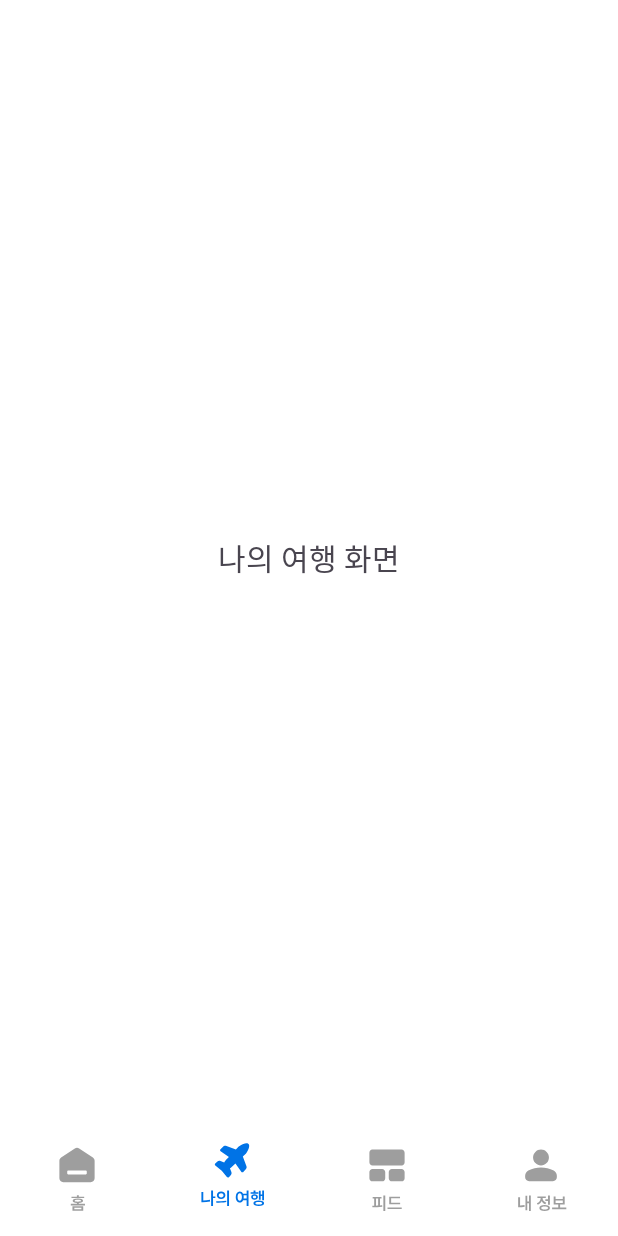
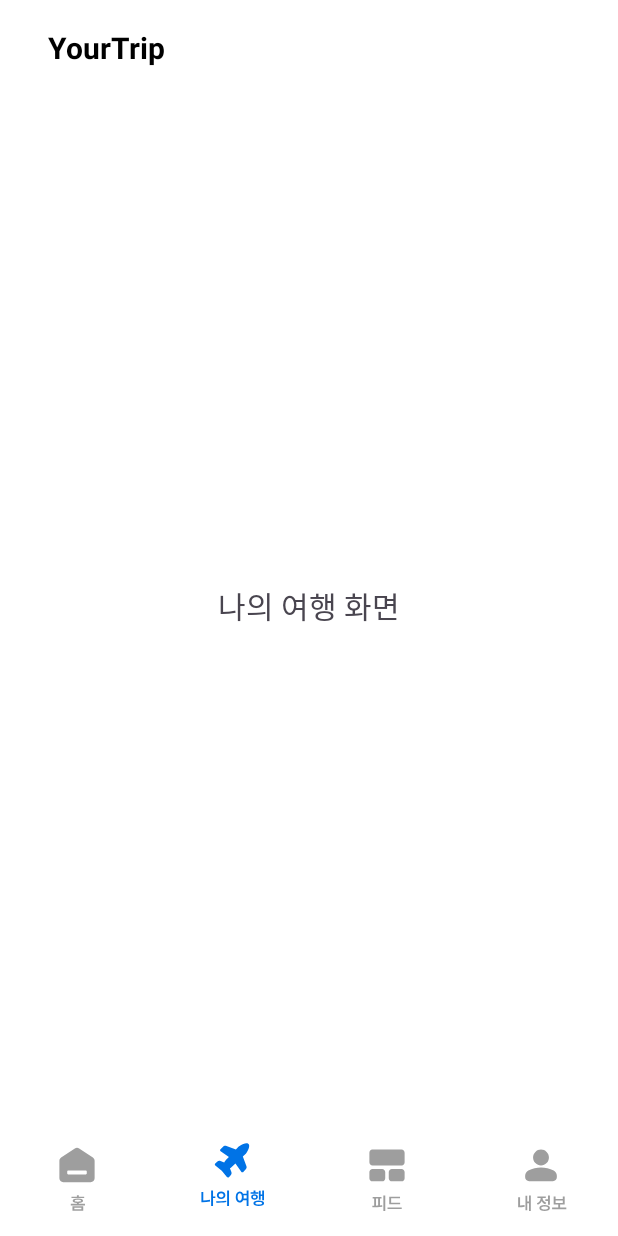
Before and after one commit to Kookmin-MoP-Yourtrip/YOURTRIP_FE, an Android app: the screen it shows after launch (MainActivity), item 2 of the bottom bar chosen, on a phone screen of 412 x 824 dp. Run offline under Robolectric (Android 15) with nearby library versions, the phone set to English and light mode, and no system bars.

```diff
--- a/app/src/main/java/com/example/yourtrip/MainActivity.java
+++ b/app/src/main/java/com/example/yourtrip/MainActivity.java
@@ -1,7 +1,10 @@
 package com.example.yourtrip;
 
 import android.os.Bundle;
+import android.view.View;
+import android.widget.LinearLayout;
 
+import androidx.activity.OnBackPressedCallback;
 import androidx.annotation.NonNull;
 import androidx.appcompat.app.AppCompatActivity;
 import androidx.fragment.app.Fragment;
@@ -10,11 +13,14 @@ import com.example.yourtrip.feed.FeedFragment;
 import com.example.yourtrip.home.HomeFragment;
 import com.example.yourtrip.mypage.MypageFragment;
 import com.example.yourtrip.mytrip.MytripFragment;
+import com.google.android.material.appbar.MaterialToolbar;
 import com.google.android.material.bottomnavigation.BottomNavigationView;
 
 
 public class MainActivity extends AppCompatActivity {
     private BottomNavigationView bottomNav;
+    private MaterialToolbar topNav;
+    private LinearLayout logoContainer;
 
     @Override
     protected void onCreate(Bundle savedInstanceState) {
@@ -22,33 +28,88 @@ public class MainActivity extends AppCompatActivity {
         setContentView(R.layout.activity_main);
 
         bottomNav = findViewById(R.id.bottomNav);
+        topNav=findViewById(R.id.topNav);
+        logoContainer = findViewById(R.id.logoContainer);
+
+        // 로고 클릭 시 홈 이동
+        logoContainer.setOnClickListener(v ->
+                bottomNav.setSelectedItemId(R.id.nav_home)
+        );
 
         // 처음 실행 시 홈화면 표시
         if (savedInstanceState == null) {
-            switchFragment(new HomeFragment());
+            switchFragment(new HomeFragment(), false);
+            showLogoBar();
         }
 
-        // 네비게이션 바 클릭 리스너
+        // 하단 네비게이션 바 클릭 리스너
         bottomNav.setOnItemSelectedListener(item -> {
             Fragment target = null;
             int id = item.getItemId();
+
             if (id == R.id.nav_home) target = new HomeFragment();
             else if (id == R.id.nav_trip) target = new MytripFragment();
             else if (id == R.id.nav_feed) target = new FeedFragment();
             else if (id == R.id.nav_my) target = new MypageFragment();
 
             if (target != null) {
-                switchFragment(target);
+                switchFragment(target, false);
+                showLogoBar(); // 탭 전환 시 항상 로고바
+                bottomNav.setVisibility(View.VISIBLE);
                 return true;
             }
             return false;
         });
+        // 🔹 상단 뒤로가기 버튼 동작
+        topNav.setNavigationOnClickListener(v -> onBackPressed());
+
+        // ✅ 새 방식의 뒤로가기 처리
+        getOnBackPressedDispatcher().addCallback(this, new OnBackPressedCallback(true) {
+            @Override
+            public void handleOnBackPressed() {
+                handleBackPress();
+            }
+        });
     }
+    /** 공통 뒤로가기 처리 */
+    private void handleBackPress() {
+        if (getSupportFragmentManager().getBackStackEntryCount() > 0) {
+            getSupportFragmentManager().popBackStack(); // 프래그먼트 뒤로가기
+        } else {
+            finish(); // 앱 종료
+        }
 
-    private void switchFragment(@NonNull Fragment fragment) {
+        // 뒤로가기로 복귀할 때 상단바·하단바 상태 복원
+        if (getSupportFragmentManager().getBackStackEntryCount() == 0) {
+            showLogoBar();
+            bottomNav.setVisibility(View.VISIBLE);
+        }
+    }
+    public void switchFragment(@NonNull Fragment fragment, boolean isSubPage) {
         getSupportFragmentManager()
                 .beginTransaction()
                 .replace(R.id.fragmentContainer, fragment)
+                .addToBackStack(isSubPage ? fragment.getClass().getSimpleName() : null)
                 .commit();
+
+        if (isSubPage) {
+            showBackBar(); // 세부화면이면 뒤로가기바로 변경
+            bottomNav.setVisibility(View.GONE); // 하단바 숨김
+        } else {
+            showLogoBar(); // 기본 탭 화면은 로고바
+            bottomNav.setVisibility(View.VISIBLE); // 하단바 표시
+        }
+    }
+
+    /** 🔹 기본 탭 화면: 로고바 */
+    private void showLogoBar() {
+        topNav.setNavigationIcon(null); // 뒤로가기 제거
+        logoContainer.setVisibility(View.VISIBLE); // 로고 표시
+    }
+
+    /** 🔹 세부화면: 뒤로가기바 */
+    private void showBackBar() {
+        topNav.setNavigationIcon(R.drawable.top_bar_go_back);
+        logoContainer.setVisibility(View.GONE); // 로고 숨김
     }
 }
--- /dev/null
+++ b/app/src/main/res/drawable/top_bar_go_back.xml
@@ -0,0 +1,5 @@
+<vector xmlns:android="http://schemas.android.com/apk/res/android" android:autoMirrored="true" android:height="24dp" android:tint="#000000" android:viewportHeight="960" android:viewportWidth="960" android:width="24dp">
+
+    <path android:fillColor="@android:color/white" android:pathData="M400,720L160,480L400,240L456,298L314,440L800,440L800,520L314,520L456,662L400,720Z"/>
+
+</vector>
--- /dev/null
+++ b/app/src/main/res/drawable/top_bar_logo.xml
@@ -0,0 +1,5 @@
+<vector xmlns:android="http://schemas.android.com/apk/res/android" android:height="24dp" android:tint="#000000" android:viewportHeight="24" android:viewportWidth="24" android:width="24dp">
+
+    <path android:fillColor="@android:color/white" android:pathData="M9.4,10.5l4.77,-8.26C13.47,2.09 12.75,2 12,2c-2.4,0 -4.6,0.85 -6.32,2.25l3.66,6.35 0.06,-0.1zM21.54,9c-0.92,-2.92 -3.15,-5.26 -6,-6.34L11.88,9h9.66zM21.8,10h-7.49l0.29,0.5 4.76,8.25C21,16.97 22,14.61 22,12c0,-0.69 -0.07,-1.35 -0.2,-2zM8.54,12l-3.9,-6.75C3.01,7.03 2,9.39 2,12c0,0.69 0.07,1.35 0.2,2h7.49l-1.15,-2zM2.46,15c0.92,2.92 3.15,5.26 6,6.34L12.12,15L2.46,15zM13.73,15l-3.9,6.76c0.7,0.15 1.42,0.24 2.17,0.24 2.4,0 4.6,-0.85 6.32,-2.25l-3.66,-6.35 -0.93,1.6z"/>
+
+</vector>
--- a/app/src/main/res/layout/activity_main.xml
+++ b/app/src/main/res/layout/activity_main.xml
@@ -6,19 +6,50 @@ xmlns:tools="http://schemas.android.com/tools"
 android:layout_width="match_parent"
 android:layout_height="match_parent"
 tools:context=".MainActivity">
+    <!-- 상단바 -->
+    <com.google.android.material.appbar.MaterialToolbar
+        android:id="@+id/topNav"
+        android:layout_width="match_parent"
+        android:layout_height="?attr/actionBarSize"
+        android:background="@color/white"
+        app:titleCentered="true"
+        app:layout_constraintTop_toTopOf="parent"
+        app:layout_constraintStart_toStartOf="parent"
+        app:layout_constraintEnd_toEndOf="parent"
+        app:title="">
 
-<!-- 프래그먼트 표시 영역 -->
-<FrameLayout
-    android:id="@+id/fragmentContainer"
+        <!-- 🔸 왼쪽: 로고 자리 (나중에 이미지 교체) -->
+        <LinearLayout
+            android:id="@+id/logoContainer"
+            android:layout_width="wrap_content"
+            android:layout_height="match_parent"
+            android:gravity="center_vertical"
+            android:orientation="horizontal"
+            android:paddingStart="16dp"
+            android:paddingEnd="8dp">
 
-    android:layout_width="0dp"
-    android:layout_height="0dp"
+            <!-- 지금은 placeholder 텍스트로 표시, 나중에 @drawable/app_logo 로 변경 -->
+            <TextView
+                android:id="@+id/logoText"
+                android:layout_width="wrap_content"
+                android:layout_height="wrap_content"
+                android:text="YourTrip"
+                android:textSize="20sp"
+                android:textStyle="bold"
+                android:textColor="@color/black"/>
+        </LinearLayout>
 
-    app:layout_constraintTop_toTopOf="parent"
-    app:layout_constraintBottom_toTopOf="@+id/bottomNav"
+    </com.google.android.material.appbar.MaterialToolbar>
 
-    app:layout_constraintStart_toStartOf="parent"
-    app:layout_constraintEnd_toEndOf="parent"/>
+    <!-- 프래그먼트 표시 영역 -->
+    <FrameLayout
+        android:id="@+id/fragmentContainer"
+        android:layout_width="0dp"
+        android:layout_height="0dp"
+        app:layout_constraintTop_toBottomOf="@+id/topNav"
+        app:layout_constraintBottom_toTopOf="@+id/bottomNav"
+        app:layout_constraintEnd_toEndOf="parent"
+        app:layout_constraintStart_toStartOf="parent" />
 
     <!-- 🔹 네비게이션 바 (직접 배치) -->
     <com.google.android.material.bottomnavigation.BottomNavigationView
```
